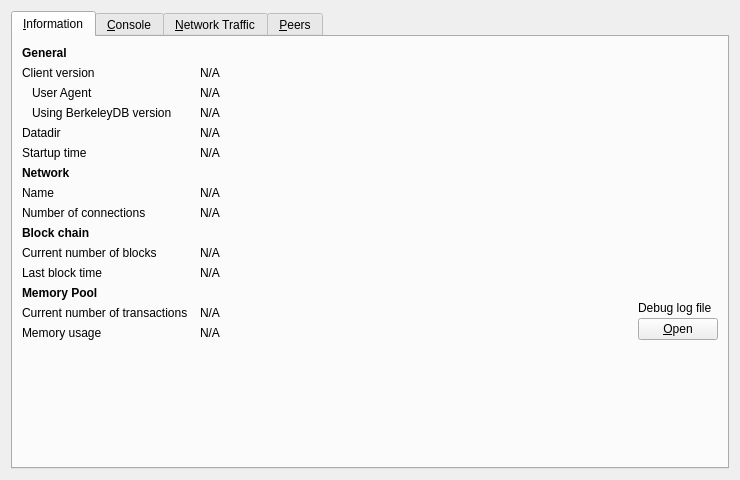
Before: the Qt Designer form src/qt/forms/debugwindow.ui in frozenflux3/munt-official, drawn with Qt 5.
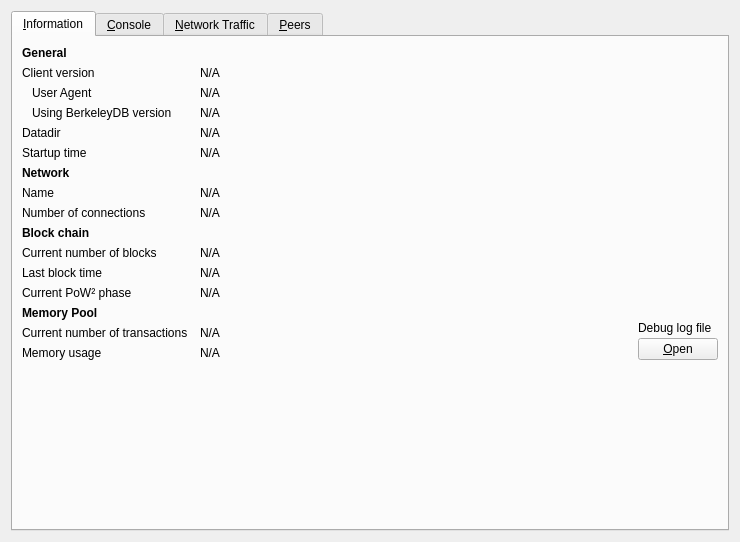
After: the same form once the commit is applied. Icons and pictures are not drawn. Custom widgets are drawn as their Qt base class.

```diff
--- a/src/qt/forms/debugwindow.ui
+++ b/src/qt/forms/debugwindow.ui
@@ -7,7 +7,7 @@
     <x>0</x>
     <y>0</y>
     <width>740</width>
-    <height>430</height>
+    <height>542</height>
    </rect>
   </property>
   <property name="windowTitle">
@@ -282,7 +282,7 @@
          </property>
         </widget>
        </item>
-       <item row="12" column="0">
+       <item row="13" column="0">
         <widget class="QLabel" name="labelMempoolTitle">
          <property name="font">
           <font>
@@ -295,14 +295,14 @@
          </property>
         </widget>
        </item>
-       <item row="13" column="0">
+       <item row="14" column="0">
         <widget class="QLabel" name="labelNumberOfTransactions">
          <property name="text">
           <string>Current number of transactions</string>
          </property>
         </widget>
        </item>
-       <item row="13" column="1">
+       <item row="14" column="1">
         <widget class="QLabel" name="mempoolNumberTxs">
          <property name="cursor">
           <cursorShape>IBeamCursor</cursorShape>
@@ -318,14 +318,14 @@
          </property>
         </widget>
        </item>
-       <item row="14" column="0">
+       <item row="15" column="0">
         <widget class="QLabel" name="labelMemoryUsage">
          <property name="text">
           <string>Memory usage</string>
          </property>
         </widget>
        </item>
-       <item row="14" column="1">
+       <item row="15" column="1">
         <widget class="QLabel" name="mempoolSize">
          <property name="cursor">
           <cursorShape>IBeamCursor</cursorShape>
@@ -341,7 +341,7 @@
          </property>
         </widget>
        </item>
-       <item row="12" column="2" rowspan="3">
+       <item row="13" column="2" rowspan="3">
         <layout class="QVBoxLayout" name="verticalLayoutDebugButton">
          <property name="spacing">
           <number>3</number>
@@ -381,7 +381,7 @@
          </item>
         </layout>
        </item>
-       <item row="15" column="0">
+       <item row="16" column="0">
         <spacer name="verticalSpacer">
          <property name="orientation">
           <enum>Qt::Vertical</enum>
@@ -394,6 +394,20 @@
          </property>
         </spacer>
        </item>
+       <item row="12" column="0">
+        <widget class="QLabel" name="pow2phaselabel">
+         <property name="text">
+          <string>Current PoW² phase</string>
+         </property>
+        </widget>
+       </item>
+       <item row="12" column="1">
+        <widget class="QLabel" name="pow2phasevalue">
+         <property name="text">
+          <string>N/A</string>
+         </property>
+        </widget>
+       </item>
       </layout>
      </widget>
      <widget class="QWidget" name="tab_console">
```
Left out of the diff: 6 changed lines with no effect on the pictures. Lines whose indentation alone changed are shown as unchanged.
